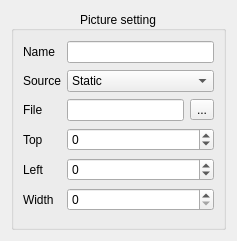
Qt form HoruxCardDesigner/pixmapsetting.ui (BackupTheBerlios/horux-svn) before a commit.
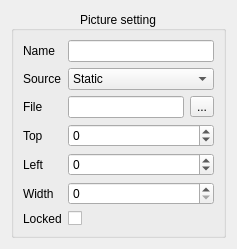
The same form after that commit.

What changed in the file:
```diff
--- a/HoruxCardDesigner/pixmapsetting.ui
+++ b/HoruxCardDesigner/pixmapsetting.ui
@@ -7,7 +7,7 @@
     <x>0</x>
     <y>0</y>
     <width>237</width>
-    <height>241</height>
+    <height>248</height>
    </rect>
   </property>
   <property name="windowTitle">
@@ -144,6 +144,20 @@
         </property>
        </widget>
       </item>
+      <item row="6" column="0">
+       <widget class="QLabel" name="label_7">
+        <property name="text">
+         <string>Locked</string>
+        </property>
+       </widget>
+      </item>
+      <item row="6" column="1">
+       <widget class="QCheckBox" name="locked">
+        <property name="text">
+         <string/>
+        </property>
+       </widget>
+      </item>
      </layout>
     </widget>
    </item>
```
